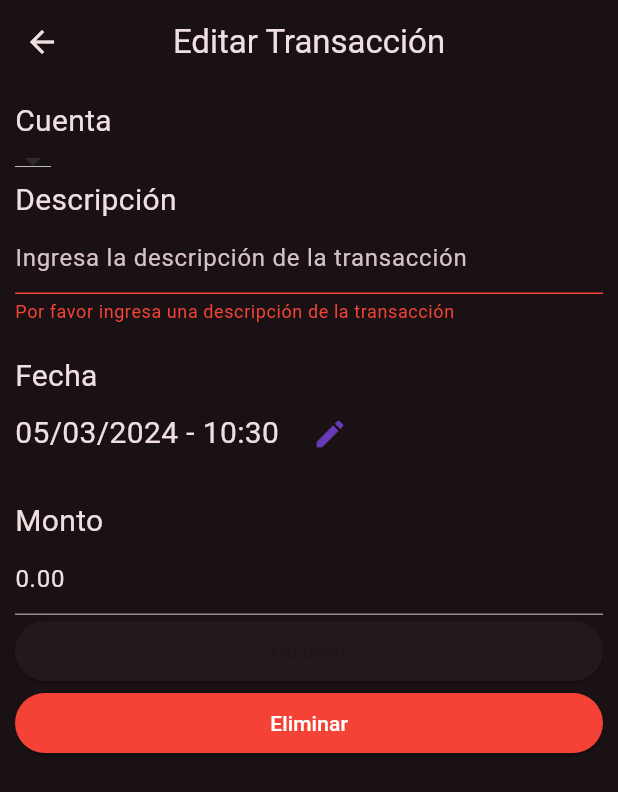
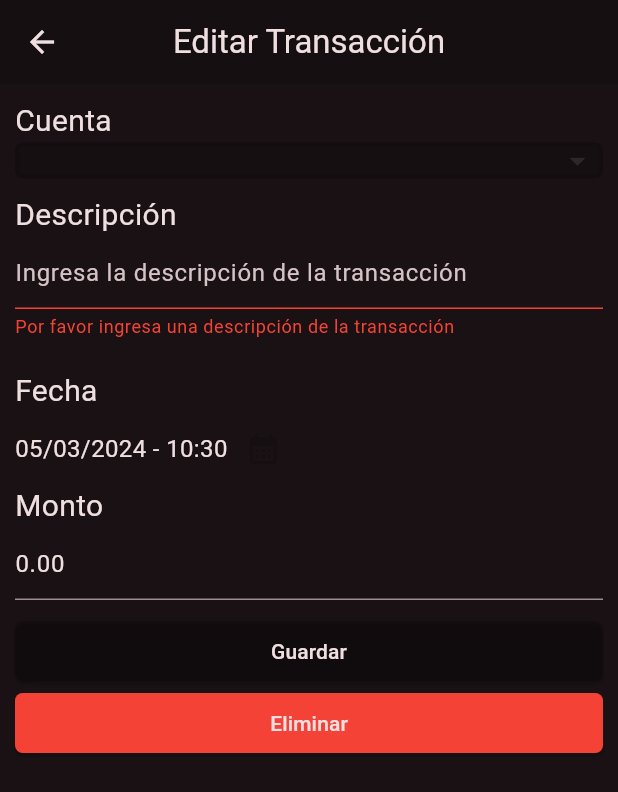
Before and after one commit to Eeshe/fundy, a Flutter app: the TransactionFormPage screen opened directly with empty values, after a tap on "Guardar", on a phone screen of 412 x 824 dp. Shown: the top 792 px of the screen. Run offline on Flutter 3.47's test engine with Material 3 defaults, Android fonts, the phone set to English and light mode, and no system bars; our stand-ins replace flutter_colorpicker, flutter_expandable_fab, hive, local_auth, month_picker_dialog, percent_indicator and 1 more; missing offline and left inert: coingecko_api; accounts and stored records are empty; generated files the repository leaves out were written again; network calls fail.

Commit message:
feat: Stylized transaction form page

```diff
--- /dev/null
+++ b/devtools_options.yaml
@@ -0,0 +1 @@
+extensions:
--- a/lib/ui/pages/transaction_form_page.dart
+++ b/lib/ui/pages/transaction_form_page.dart
@@ -3,6 +3,9 @@ import 'package:finman/core/models/transaction.dart';
 import 'package:finman/core/services/account_service.dart';
 import 'package:finman/ui/shared/localization.dart';
 import 'package:finman/ui/shared/widgets/accout_dropdown_button_widget.dart';
+import 'package:finman/ui/shared/widgets/scrollable_page_widget.dart';
+import 'package:finman/ui/shared/widgets/styled_button_widget.dart';
+import 'package:finman/ui/shared/widgets/text_input_widget.dart';
 import 'package:flutter/material.dart';
 import 'package:intl/intl.dart';
 
@@ -43,24 +46,156 @@ class TransactionFormPageState extends State<TransactionFormPage> {
     _selectedDate = transaction.date;
   }
 
-  Widget createDeleteWidget() {
+  List<Widget> _createAccountInputWidgets() {
+    return [
+      Text(
+        getAppLocalizations(context)!.account,
+        style: _inputLabelStyle,
+      ),
+      AccountDropdownButtonWidget(widget._account, (account) {
+        setState(() {
+          widget._account = account!;
+        });
+      })
+    ];
+  }
+
+  List<Widget> _createDescriptionInputWidgets() {
+    return [
+      Text(
+        getAppLocalizations(context)!.description,
+        style: _inputLabelStyle,
+      ),
+      TextInputWidget(
+        inputController: _descriptionInputController,
+        hintText: getAppLocalizations(context)!.transactionDescriptionHint,
+        validator: (value) {
+          if (value == null || value.isEmpty) {
+            return getAppLocalizations(context)!.emptyTransactionDescription;
+          }
+          return null;
+        },
+      )
+    ];
+  }
+
+  List<Widget> _createDateInputWidgets() {
+    return [
+      Text(
+        getAppLocalizations(context)!.date,
+        style: _inputLabelStyle,
+      ),
+      Row(
+        children: [
+          Text(
+            DateFormat('dd/MM/yyyy - kk:mm').format(_selectedDate),
+            style: const TextStyle(
+              fontSize: 16,
+            ),
+          ),
+          IconButton(
+            onPressed: () async {
+              DateTime? pickedDate = await showDatePicker(
+                  context: context,
+                  initialDate: _selectedDate,
+                  firstDate: DateTime(2000),
+                  lastDate: DateTime(2100));
+              if (pickedDate == null) return;
+              if (!context.mounted) return;
+              TimeOfDay? pickedTime = await showTimePicker(
+                  context: context,
+                  initialTime: TimeOfDay.fromDateTime(_selectedDate));
+              if (pickedTime == null) return;
+
+              setState(() {
+                _selectedDate = DateTime(pickedDate.year, pickedDate.month,
+                    pickedDate.day, pickedTime.hour, pickedTime.minute);
+              });
+            },
+            icon: Icon(
+              Icons.calendar_month,
+              color: Theme.of(context).colorScheme.primary,
+            ),
+          ),
+        ],
+      )
+    ];
+  }
+
+  List<Widget> _createAmountInputWidgets() {
+    return [
+      Text(
+        getAppLocalizations(context)!.amount,
+        style: _inputLabelStyle,
+      ),
+      TextInputWidget(
+        inputController: _amountInputController,
+        hintText: '0.00',
+        textInputType: const TextInputType.numberWithOptions(decimal: true),
+        validator: (value) {
+          if (value == null || value.isEmpty) {
+            return getAppLocalizations(context)!.emptyTransactionAmount;
+          }
+          if (RegExp(r'[A-Za-z,]+').hasMatch(value.toString())) {
+            return getAppLocalizations(context)!.nonNumberAmount;
+          }
+          double amount = double.parse(value);
+          if (amount < 0) {
+            if (widget._transaction != null) {
+              amount = amount - widget._transaction!.amount;
+            }
+            if (widget._account!.balance + amount < 0) {
+              return getAppLocalizations(context)!.negativeBalanceAmount;
+            }
+          }
+          return null;
+        },
+      )
+    ];
+  }
+
+  Widget _createSaveButton() {
+    return Row(
+      children: [
+        Expanded(
+          child: StyledButtonWidget(
+            text: getAppLocalizations(context)!.save,
+            onPressed: () {
+              if (!_formKey.currentState!.validate()) return;
+              if (widget._account == null) return;
+
+              String description = _descriptionInputController.text;
+              double amount = double.parse(_amountInputController.text);
+              Transaction transaction = Transaction(
+                  widget._account!.id, description, _selectedDate, amount);
+              if (widget._transaction == null) {
+                widget._account!.addTransaction(transaction);
+              } else {
+                widget._account!
+                    .updateTransaction(widget._transaction!, transaction);
+              }
+              FocusManager.instance.primaryFocus?.unfocus();
+              Navigator.pop(context);
+            },
+          ),
+        )
+      ],
+    );
+  }
+
+  Widget _createDeleteWidget() {
     if (widget._transaction == null) return const SizedBox();
 
     return Row(
       children: [
         Expanded(
-          child: ElevatedButton(
+            child: StyledButtonWidget(
+                text: getAppLocalizations(context)!.delete,
+                isNegativeButton: true,
                 onPressed: () {
                   widget._account!.deleteTransaction(widget._transaction!);
                   Navigator.pop(context);
-            },
-            style: ElevatedButton.styleFrom(
-              backgroundColor: Colors.red,
-              foregroundColor: Colors.white,
-            ),
-            child: Text(getAppLocalizations(context)!.delete),
-          ),
-        )
+                }))
       ],
     );
   }
@@ -73,153 +208,27 @@ class TransactionFormPageState extends State<TransactionFormPage> {
             ? getAppLocalizations(context)!.newTransaction
             : getAppLocalizations(context)!.editTransaction),
         centerTitle: true,
+        backgroundColor: Theme.of(context).colorScheme.primary,
       ),
-      body: SingleChildScrollView(
-        child: Padding(
+      body: ScrollablePageWidget(
         padding: const EdgeInsets.all(10.0),
         child: Form(
           key: _formKey,
           child: Column(
             crossAxisAlignment: CrossAxisAlignment.start,
             children: [
-                  Text(
-                    getAppLocalizations(context)!.account,
-                    style: _inputLabelStyle,
-                  ),
-                  AccountDropdownButtonWidget(widget._account, (account) {
-                    setState(() {
-                      widget._account = account!;
-                    });
-                  }),
-                  Text(
-                    getAppLocalizations(context)!.description,
-                    style: _inputLabelStyle,
-                  ),
-                  TextFormField(
-                    controller: _descriptionInputController,
-                    decoration: InputDecoration(
-                      hintText: getAppLocalizations(context)!
-                          .transactionDescriptionHint,
-                    ),
-                    validator: (value) {
-                      if (value == null || value.isEmpty) {
-                        return getAppLocalizations(context)!
-                            .emptyTransactionDescription;
-                      }
-                      return null;
-                    },
-                  ),
+              ..._createAccountInputWidgets(),
+              const SizedBox(height: 10),
+              ..._createDescriptionInputWidgets(),
               const SizedBox(height: 20),
-                  Text(
-                    getAppLocalizations(context)!.date,
-                    style: _inputLabelStyle,
-                  ),
-                  Row(
-                    children: [
-                      Text(
-                        DateFormat('dd/MM/yyyy - kk:mm').format(_selectedDate),
-                        style: _inputLabelStyle,
-                      ),
-                      const SizedBox(
-                        width: 10,
-                      ),
-                      IconButton(
-                        onPressed: () async {
-                          DateTime? pickedDate = await showDatePicker(
-                              context: context,
-                              initialDate: _selectedDate,
-                              firstDate: DateTime(2000),
-                              lastDate: DateTime(2100));
-                          if (pickedDate == null) return;
-                          if (!context.mounted) return;
-                          TimeOfDay? pickedTime = await showTimePicker(
-                              context: context,
-                              initialTime:
-                                  TimeOfDay.fromDateTime(_selectedDate));
-                          if (pickedTime == null) return;
-
-                          setState(() {
-                            _selectedDate = DateTime(
-                                pickedDate.year,
-                                pickedDate.month,
-                                pickedDate.day,
-                                pickedTime.hour,
-                                pickedTime.minute);
-                          });
-                        },
-                        icon: const Icon(
-                          Icons.edit,
-                          color: Colors.deepPurple,
+              ..._createDateInputWidgets(),
+              ..._createAmountInputWidgets(),
+              const SizedBox(height: 10),
+              _createSaveButton(),
+              _createDeleteWidget()
+            ],
           ),
         ),
-                    ],
-                  ),
-                  const SizedBox(height: 20),
-                  Text(
-                    getAppLocalizations(context)!.amount,
-                    style: _inputLabelStyle,
-                  ),
-                  TextFormField(
-                    controller: _amountInputController,
-                    decoration: const InputDecoration(
-                      hintText: '0.00',
-                    ),
-                    validator: (value) {
-                      if (value == null || value.isEmpty) {
-                        return getAppLocalizations(context)!
-                            .emptyTransactionAmount;
-                      }
-                      if (RegExp(r'[A-Za-z,]+').hasMatch(value.toString())) {
-                        return getAppLocalizations(context)!.nonNumberAmount;
-                      }
-                      double amount = double.parse(value);
-                      if (amount < 0) {
-                        if (widget._transaction != null) {
-                          amount = amount - widget._transaction!.amount;
-                        }
-                        if (widget._account!.balance + amount < 0) {
-                          return getAppLocalizations(context)!
-                              .negativeBalanceAmount;
-                        }
-                      }
-                      return null;
-                    },
-                    keyboardType:
-                        const TextInputType.numberWithOptions(decimal: true),
-                  ),
-                  Row(
-                    children: [
-                      Expanded(
-                          child: ElevatedButton(
-                              onPressed: () {
-                                if (!_formKey.currentState!.validate()) return;
-                                if (widget._account == null) return;
-
-                                String description =
-                                    _descriptionInputController.text;
-                                double amount =
-                                    double.parse(_amountInputController.text);
-                                Transaction transaction = Transaction(
-                                    widget._account!.id,
-                                    description,
-                                    _selectedDate,
-                                    amount);
-                                if (widget._transaction == null) {
-                                  widget._account!.addTransaction(transaction);
-                                } else {
-                                  widget._account!.updateTransaction(
-                                      widget._transaction!, transaction);
-                                }
-                                FocusManager.instance.primaryFocus?.unfocus();
-                                Navigator.pop(context);
-                              },
-                              child: Text(getAppLocalizations(context)!.save)))
-                    ],
-                  ),
-                  createDeleteWidget()
-                ],
-              ),
-            )),
       ),
     );
   }
--- a/lib/ui/shared/widgets/accout_dropdown_button_widget.dart
+++ b/lib/ui/shared/widgets/accout_dropdown_button_widget.dart
@@ -35,20 +35,41 @@ class AccountDropdownButtonState extends State<AccountDropdownButtonWidget> {
           } else {
             accounts = snapshot.data!;
           }
-          return DropdownButton<Account>(
+        return DecoratedBox(
+          decoration: BoxDecoration(
+            color: Theme.of(context).colorScheme.primary,
+            border: Border.all(
+                color: Theme.of(context).colorScheme.primary, width: 3),
+            borderRadius: BorderRadius.circular(5),
+          ),
+          child: DropdownButton<Account>(
+            padding: const EdgeInsets.only(left: 5, right: 5),
+            isExpanded: true,
+            underline: const SizedBox(),
             value: widget.account,
             items: accounts
-                .map((e) => DropdownMenuItem(
+                .map(
+                  (e) => DropdownMenuItem(
                     value: e,
                     child: Row(
                       children: [
-                        AccountIconWidget(e.iconPath, 50, 50),
-                        Text(e.id)
+                        AccountIconWidget(e.iconPath, 30, 30),
+                        const SizedBox(width: 10),
+                        Flexible(
+                          child: Text(
+                            e.id,
+                            overflow: TextOverflow.ellipsis,
+                          ),
+                        )
                       ],
-                    )))
+                    ),
+                  ),
+                )
                 .toList(),
             onChanged: widget.onChanged,
-          );
-        });
+          ),
+        );
+      },
+    );
   }
 }
```
Lines whose indentation alone changed are shown as unchanged.
